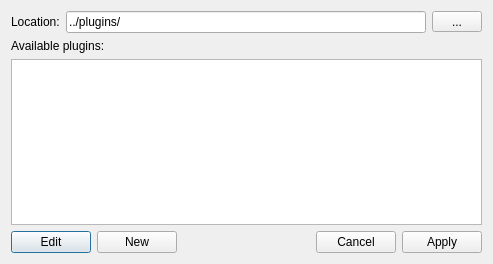
Before: the Qt Designer form UI/ui/plugin.ui in i4Ds/STIX_python_PUB023, drawn with Qt 5.
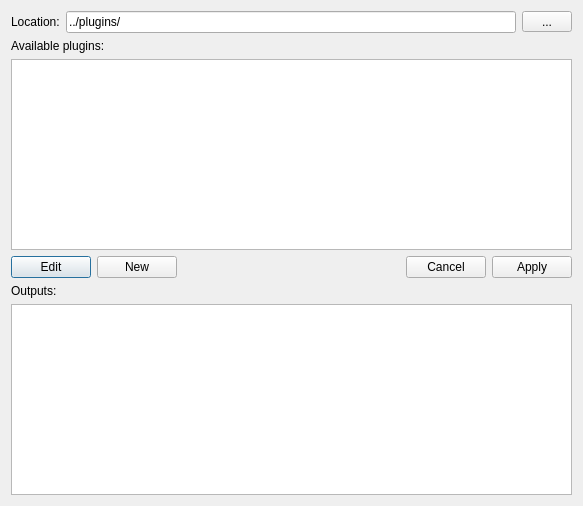
After: the same form once the commit is applied.

```diff
--- a/UI/ui/plugin.ui
+++ b/UI/ui/plugin.ui
@@ -6,13 +6,15 @@
    <rect>
     <x>0</x>
     <y>0</y>
-    <width>493</width>
-    <height>264</height>
+    <width>583</width>
+    <height>506</height>
    </rect>
   </property>
   <property name="windowTitle">
    <string>Plugins</string>
   </property>
+  <layout class="QHBoxLayout" name="horizontalLayout">
+   <item>
   <layout class="QVBoxLayout" name="verticalLayout">
    <item>
     <layout class="QGridLayout" name="gridLayout">
@@ -92,6 +94,18 @@
      </item>
      <item row="2" column="0" colspan="6">
       <widget class="QListWidget" name="pluginListWidget"/>
+       </item>
+      </layout>
+     </item>
+     <item>
+      <widget class="QLabel" name="label_3">
+       <property name="text">
+        <string>Outputs:</string>
+       </property>
+      </widget>
+     </item>
+     <item>
+      <widget class="QTextBrowser" name="textBrowser"/>
      </item>
     </layout>
    </item>
```
Left out of the diff: 2 changed lines with no effect on the pictures. Lines whose indentation alone changed are shown as unchanged.
